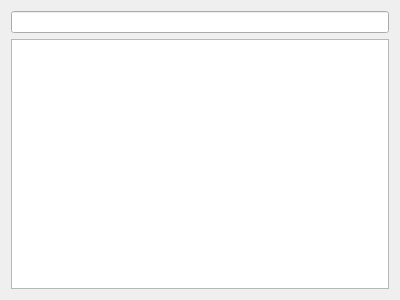
This is Tools/ValkyrieEditor/ShaderGraph/nodeselector.ui in marcellfischbach/CobaltSKY as Qt 5 draws it before an edit. The edited form follows.
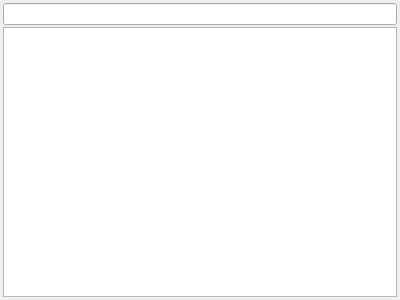
This is the edited form.

Commit message: Node selector is a filterable tree now.

Diff of the .ui file:
```diff
--- a/Tools/ValkyrieEditor/ShaderGraph/nodeselector.ui
+++ b/Tools/ValkyrieEditor/ShaderGraph/nodeselector.ui
@@ -14,11 +14,39 @@
    <string>Form</string>
   </property>
   <layout class="QVBoxLayout" name="verticalLayout">
+   <property name="spacing">
+    <number>2</number>
+   </property>
+   <property name="leftMargin">
+    <number>3</number>
+   </property>
+   <property name="topMargin">
+    <number>3</number>
+   </property>
+   <property name="rightMargin">
+    <number>3</number>
+   </property>
+   <property name="bottomMargin">
+    <number>3</number>
+   </property>
    <item>
     <widget class="QLineEdit" name="lineEdit"/>
    </item>
    <item>
-    <widget class="QTableView" name="tableView"/>
+    <widget class="QTreeView" name="tvNodes">
+     <property name="alternatingRowColors">
+      <bool>true</bool>
+     </property>
+     <property name="rootIsDecorated">
+      <bool>false</bool>
+     </property>
+     <property name="animated">
+      <bool>true</bool>
+     </property>
+     <property name="headerHidden">
+      <bool>true</bool>
+     </property>
+    </widget>
    </item>
   </layout>
  </widget>
```
Left out of the diff: 8 changed lines with no effect on the pictures. The commit also changes 4 other files.
